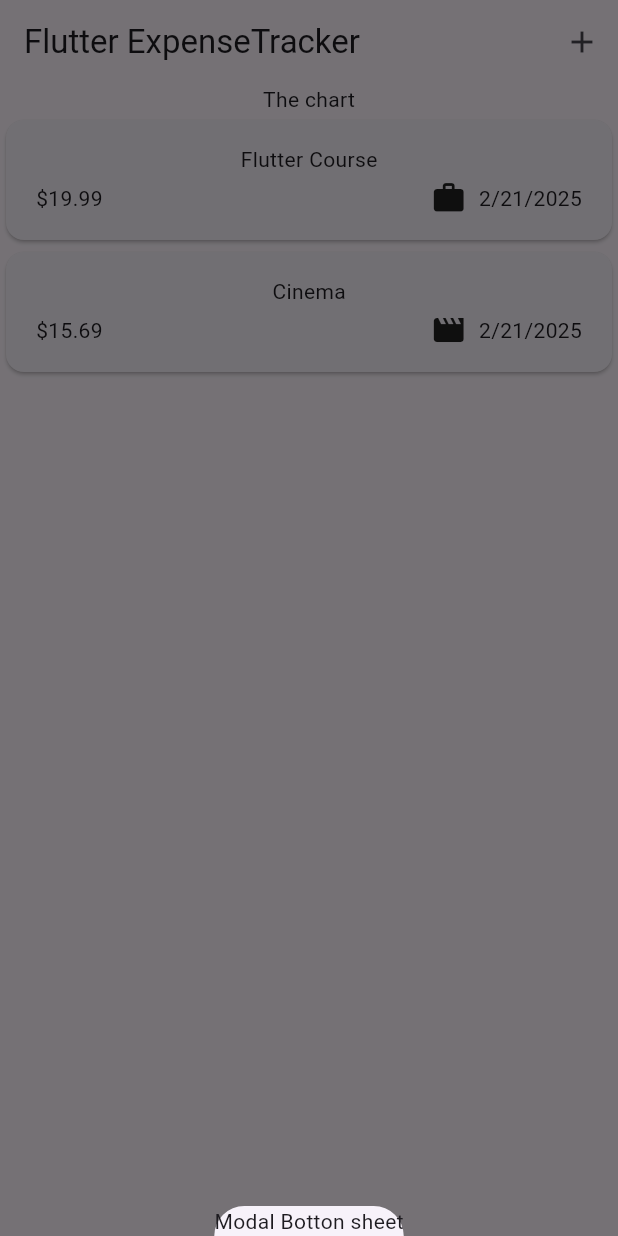
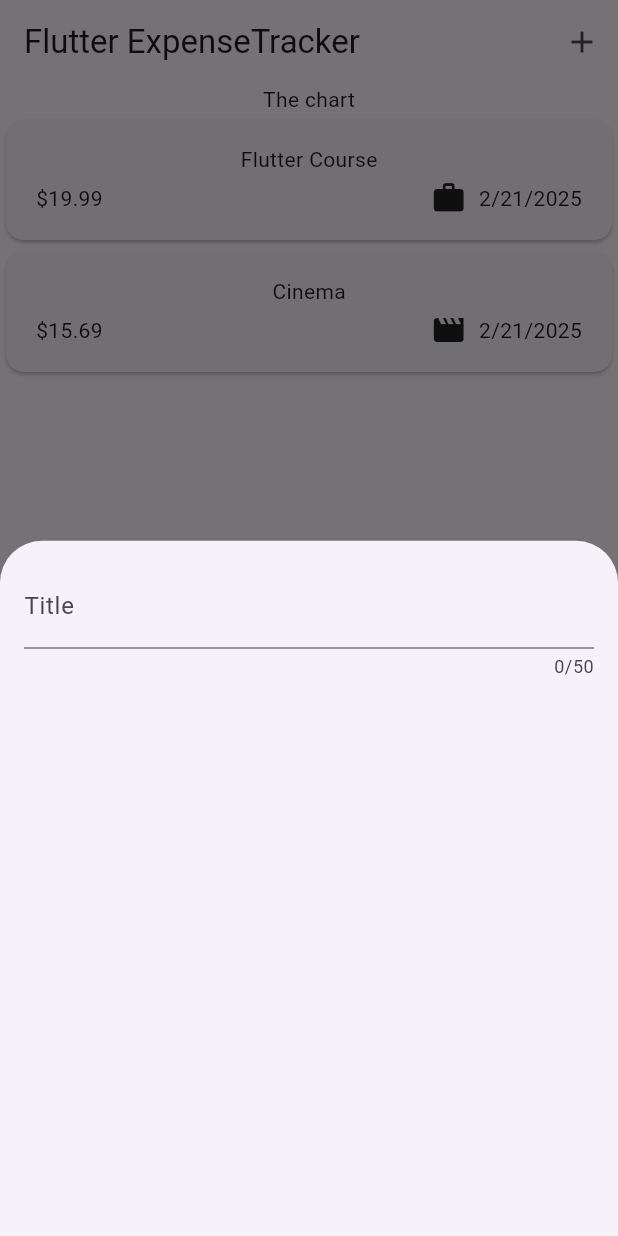
Before and after one commit to UnDer-7/flutter_study_expense_tracker_app, a Flutter app: the screen it shows after launch, after a tap on the "add" icon, on a phone screen of 412 x 824 dp. Run offline on Flutter 3.47's test engine with Material 3 defaults, Android fonts, the phone set to English and light mode, and no system bars.

Commit message:
class 108

```diff
--- a/lib/widgets/expenses.dart
+++ b/lib/widgets/expenses.dart
@@ -1,5 +1,6 @@
 import 'package:expense_tracker_app/models/expense.dart';
 import 'package:expense_tracker_app/widgets/expenses_list/expenses_list.dart';
+import 'package:expense_tracker_app/widgets/new_expense.dart';
 import 'package:flutter/material.dart';
 
 class Expenses extends StatefulWidget {
@@ -30,7 +31,7 @@ class _ExpensesState extends State<Expenses> {
   void _openAddExpenseOverlay() {
     showModalBottomSheet(
       context: context,
-      builder: (ctx) => Text('Modal Botton sheet'),
+      builder: (ctx) => const NewExpense(),
     );
   }
 
--- /dev/null
+++ b/lib/widgets/new_expense.dart
@@ -0,0 +1,30 @@
+import 'package:flutter/material.dart';
+
+class NewExpense extends StatefulWidget {
+  const NewExpense({super.key});
+
+  @override
+  State<NewExpense> createState() {
+    return _NewExpenseState();
+  }
+
+}
+
+class _NewExpenseState extends State<NewExpense> {
+  @override
+  Widget build(context) {
+    return Padding(
+      padding: const EdgeInsets.all(16),
+      child: Column(
+        children: const [
+          TextField(
+            maxLength: 50,
+            decoration: InputDecoration(
+              label: Text('Title')
+            ),
+          ),
+        ],
+      ),
+    );
+  }
+}
```
